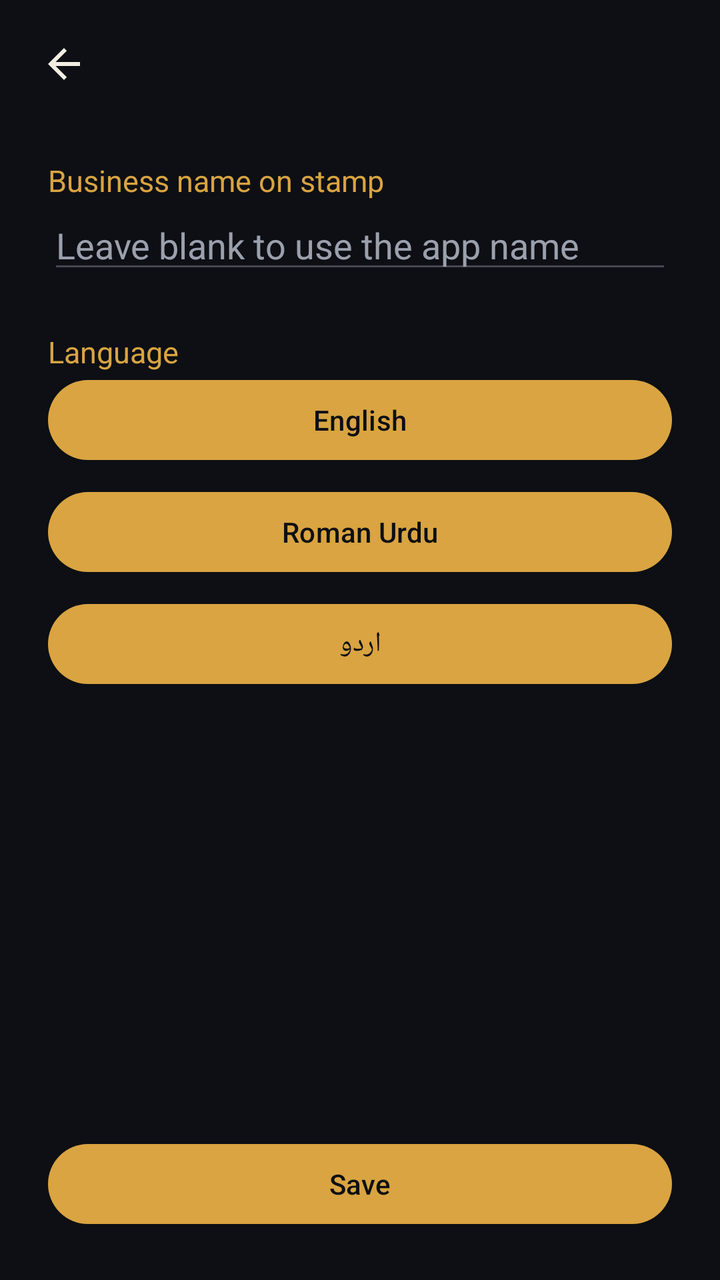
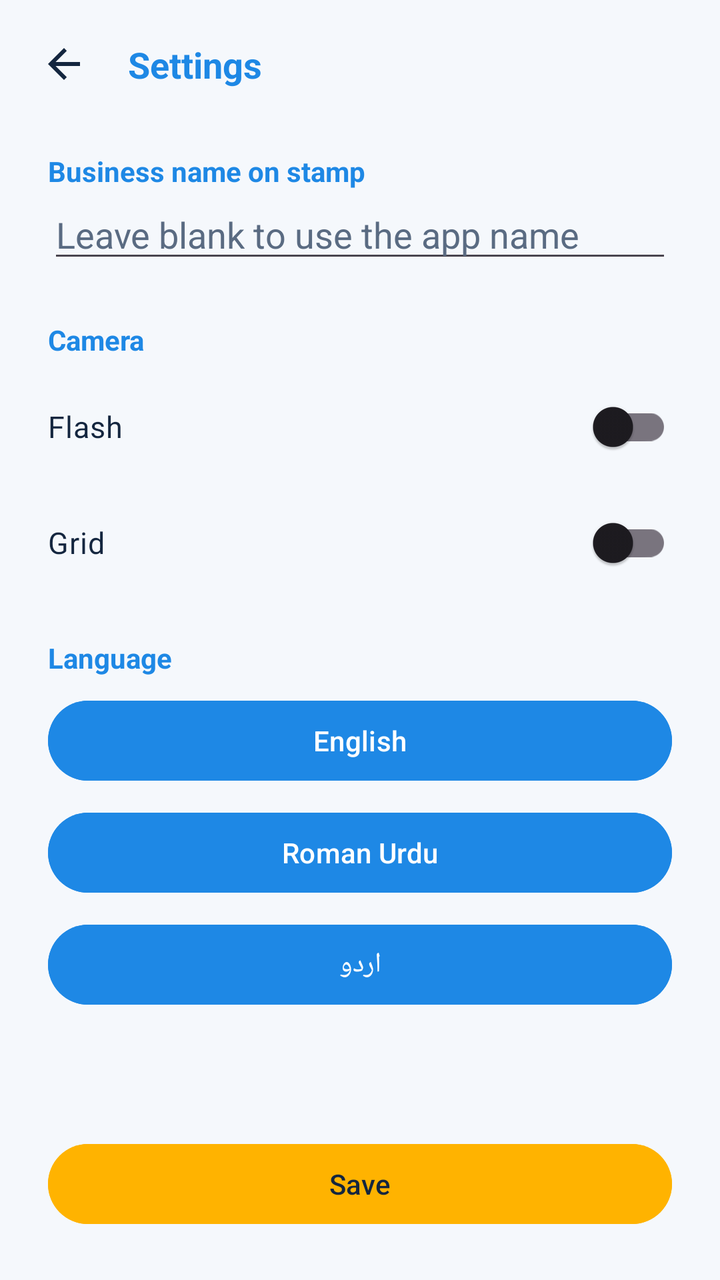

Compare the two renders of this Android layout. The source of the first and the diff that turns it into the second are given below.
<!-- AndroidManifest.xml: application theme Theme.RoshanCamera -->
<!-- res/layout/activity_settings.xml -->
<?xml version="1.0" encoding="utf-8"?>
<androidx.constraintlayout.widget.ConstraintLayout
    xmlns:android="http://schemas.android.com/apk/res/android"
    xmlns:app="http://schemas.android.com/apk/res-auto"
    android:layout_width="match_parent"
    android:layout_height="match_parent"
    android:background="@color/brand_ink">

    <ImageButton
        android:id="@+id/back"
        android:layout_width="48dp"
        android:layout_height="48dp"
        android:layout_margin="8dp"
        android:background="?attr/selectableItemBackgroundBorderless"
        android:contentDescription="@string/back"
        android:src="@drawable/ic_back"
        app:layout_constraintStart_toStartOf="parent"
        app:layout_constraintTop_toTopOf="parent"
        app:tint="@color/on_ink" />

    <TextView
        android:id="@+id/businessLabel"
        android:layout_width="0dp"
        android:layout_height="wrap_content"
        android:layout_margin="24dp"
        android:text="@string/settings_business_name"
        android:textColor="@color/brand_gold"
        android:textSize="15sp"
        app:layout_constraintEnd_toEndOf="parent"
        app:layout_constraintStart_toStartOf="parent"
        app:layout_constraintTop_toBottomOf="@id/back" />

    <EditText
        android:id="@+id/businessName"
        android:layout_width="0dp"
        android:layout_height="wrap_content"
        android:layout_marginHorizontal="24dp"
        android:autofillHints="organization"
        android:hint="@string/settings_business_hint"
        android:inputType="textCapWords"
        android:textColor="@color/on_ink"
        android:textColorHint="@color/on_ink_muted"
        app:layout_constraintEnd_toEndOf="parent"
        app:layout_constraintStart_toStartOf="parent"
        app:layout_constraintTop_toBottomOf="@id/businessLabel" />

    <TextView
        android:id="@+id/languageLabel"
        android:layout_width="0dp"
        android:layout_height="wrap_content"
        android:layout_margin="24dp"
        android:text="@string/settings_language"
        android:textColor="@color/brand_gold"
        android:textSize="15sp"
        app:layout_constraintEnd_toEndOf="parent"
        app:layout_constraintStart_toStartOf="parent"
        app:layout_constraintTop_toBottomOf="@id/businessName" />

    <Button
        android:id="@+id/languageEnglish"
        android:layout_width="0dp"
        android:layout_height="wrap_content"
        android:layout_marginHorizontal="24dp"
        android:text="@string/language_english"
        app:layout_constraintEnd_toEndOf="parent"
        app:layout_constraintStart_toStartOf="parent"
        app:layout_constraintTop_toBottomOf="@id/languageLabel" />

    <Button
        android:id="@+id/languageRomanUrdu"
        android:layout_width="0dp"
        android:layout_height="wrap_content"
        android:layout_marginHorizontal="24dp"
        android:layout_marginTop="8dp"
        android:text="@string/language_roman_urdu"
        app:layout_constraintEnd_toEndOf="parent"
        app:layout_constraintStart_toStartOf="parent"
        app:layout_constraintTop_toBottomOf="@id/languageEnglish" />

    <Button
        android:id="@+id/languageUrdu"
        android:layout_width="0dp"
        android:layout_height="wrap_content"
        android:layout_marginHorizontal="24dp"
        android:layout_marginTop="8dp"
        android:text="@string/language_urdu"
        app:layout_constraintEnd_toEndOf="parent"
        app:layout_constraintStart_toStartOf="parent"
        app:layout_constraintTop_toBottomOf="@id/languageRomanUrdu" />

    <Button
        android:id="@+id/save"
        android:layout_width="0dp"
        android:layout_height="wrap_content"
        android:layout_margin="24dp"
        android:text="@string/save"
        app:layout_constraintBottom_toBottomOf="parent"
        app:layout_constraintEnd_toEndOf="parent"
        app:layout_constraintStart_toStartOf="parent" />

</androidx.constraintlayout.widget.ConstraintLayout>
<!-- resources referenced by this layout -->
<resources>
  <color name="brand_gold">#D9A441</color>
  <color name="brand_ink">#0D0F14</color>
  <color name="on_ink">#F2EDE4</color>
  <color name="on_ink_muted">#9AA0AC</color>
  <!-- drawable ic_back (drawable) -->
  <vector xmlns:android="http://schemas.android.com/apk/res/android"
      android:width="24dp" android:height="24dp"
      android:viewportWidth="24" android:viewportHeight="24"
      android:autoMirrored="true">
      <path android:fillColor="@android:color/white"
          android:pathData="M20,11H7.8l5.6,-5.6L12,4l-8,8 8,8 1.4,-1.4L7.8,13H20v-2Z" />
  </vector>
  <string name="back">Back</string>
  <string name="language_english" translatable="false">English</string>
  <string name="language_roman_urdu" translatable="false">Roman Urdu</string>
  <string name="language_urdu" translatable="false">اردو</string>
  <string name="save">Save</string>
  <string name="settings_business_hint">Leave blank to use the app name</string>
  <string name="settings_business_name">Business name on stamp</string>
  <string name="settings_language">Language</string>
  <style name="Theme.RoshanCamera" parent="Theme.Material3.DayNight.NoActionBar">
          <item name="colorPrimary">@color/brand_gold</item>
          <item name="colorOnPrimary">@color/brand_ink</item>
          <item name="colorSecondary">@color/brand_gold_dark</item>
          
          <item name="android:statusBarColor">@color/brand_ink</item>
          <item name="android:navigationBarColor">@color/brand_ink</item>
      </style>
  <color name="brand_gold_dark">#A87A2B</color>
</resources>

<!-- the commit's change to res/layout/activity_settings.xml (unified diff, before → after) -->
@@ -4,7 +4,7 @@
     xmlns:app="http://schemas.android.com/apk/res-auto"
     android:layout_width="match_parent"
     android:layout_height="match_parent"
-    android:background="@color/brand_ink">
+    android:background="@color/screen_bg">
 
     <ImageButton
         android:id="@+id/back"
@@ -16,16 +16,31 @@
         android:src="@drawable/ic_back"
         app:layout_constraintStart_toStartOf="parent"
         app:layout_constraintTop_toTopOf="parent"
-        app:tint="@color/on_ink" />
+        app:tint="@color/ink_text" />
+
+    <TextView
+        android:id="@+id/screenTitle"
+        android:layout_width="wrap_content"
+        android:layout_height="wrap_content"
+        android:layout_marginStart="8dp"
+        android:text="@string/settings"
+        android:textColor="@color/primary_blue"
+        android:textSize="18sp"
+        android:textStyle="bold"
+        app:layout_constraintBottom_toBottomOf="@id/back"
+        app:layout_constraintStart_toEndOf="@id/back"
+        app:layout_constraintTop_toTopOf="@id/back" />
 
     <TextView
         android:id="@+id/businessLabel"
         android:layout_width="0dp"
         android:layout_height="wrap_content"
-        android:layout_margin="24dp"
+        android:layout_marginHorizontal="24dp"
+        android:layout_marginTop="20dp"
         android:text="@string/settings_business_name"
-        android:textColor="@color/brand_gold"
-        android:textSize="15sp"
+        android:textColor="@color/primary_blue"
+        android:textSize="14sp"
+        android:textStyle="bold"
         app:layout_constraintEnd_toEndOf="parent"
         app:layout_constraintStart_toStartOf="parent"
         app:layout_constraintTop_toBottomOf="@id/back" />
@@ -38,30 +53,75 @@
         android:autofillHints="organization"
         android:hint="@string/settings_business_hint"
         android:inputType="textCapWords"
-        android:textColor="@color/on_ink"
-        android:textColorHint="@color/on_ink_muted"
+        android:textColor="@color/ink_text"
+        android:textColorHint="@color/ink_muted"
         app:layout_constraintEnd_toEndOf="parent"
         app:layout_constraintStart_toStartOf="parent"
         app:layout_constraintTop_toBottomOf="@id/businessLabel" />
 
     <TextView
+        android:id="@+id/cameraLabel"
+        android:layout_width="0dp"
+        android:layout_height="wrap_content"
+        android:layout_marginHorizontal="24dp"
+        android:layout_marginTop="24dp"
+        android:text="@string/settings_camera"
+        android:textColor="@color/primary_blue"
+        android:textSize="14sp"
+        android:textStyle="bold"
+        app:layout_constraintEnd_toEndOf="parent"
+        app:layout_constraintStart_toStartOf="parent"
+        app:layout_constraintTop_toBottomOf="@id/businessName" />
+
+    <androidx.appcompat.widget.SwitchCompat
+        android:id="@+id/flashSwitch"
+        android:layout_width="0dp"
+        android:layout_height="wrap_content"
+        android:layout_marginHorizontal="24dp"
+        android:layout_marginTop="10dp"
+        android:text="@string/flash"
+        android:textColor="@color/ink_text"
+        android:textSize="15sp"
+        app:layout_constraintEnd_toEndOf="parent"
+        app:layout_constraintStart_toStartOf="parent"
+        app:layout_constraintTop_toBottomOf="@id/cameraLabel" />
+
+    <androidx.appcompat.widget.SwitchCompat
+        android:id="@+id/gridSwitch"
+        android:layout_width="0dp"
+        android:layout_height="wrap_content"
+        android:layout_marginHorizontal="24dp"
+        android:layout_marginTop="10dp"
+        android:text="@string/grid"
+        android:textColor="@color/ink_text"
+        android:textSize="15sp"
+        app:layout_constraintEnd_toEndOf="parent"
+        app:layout_constraintStart_toStartOf="parent"
+        app:layout_constraintTop_toBottomOf="@id/flashSwitch" />
+
+    <TextView
         android:id="@+id/languageLabel"
         android:layout_width="0dp"
         android:layout_height="wrap_content"
-        android:layout_margin="24dp"
+        android:layout_marginHorizontal="24dp"
+        android:layout_marginTop="24dp"
         android:text="@string/settings_language"
-        android:textColor="@color/brand_gold"
-        android:textSize="15sp"
+        android:textColor="@color/primary_blue"
+        android:textSize="14sp"
+        android:textStyle="bold"
         app:layout_constraintEnd_toEndOf="parent"
         app:layout_constraintStart_toStartOf="parent"
-        app:layout_constraintTop_toBottomOf="@id/businessName" />
+        app:layout_constraintTop_toBottomOf="@id/gridSwitch" />
 
     <Button
         android:id="@+id/languageEnglish"
         android:layout_width="0dp"
         android:layout_height="wrap_content"
         android:layout_marginHorizontal="24dp"
+        android:layout_marginTop="8dp"
+        android:backgroundTint="@color/primary_blue"
         android:text="@string/language_english"
+        android:textColor="@android:color/white"
         app:layout_constraintEnd_toEndOf="parent"
         app:layout_constraintStart_toStartOf="parent"
         app:layout_constraintTop_toBottomOf="@id/languageLabel" />
@@ -72,7 +132,9 @@
         android:layout_height="wrap_content"
         android:layout_marginHorizontal="24dp"
         android:layout_marginTop="8dp"
+        android:backgroundTint="@color/primary_blue"
         android:text="@string/language_roman_urdu"
+        android:textColor="@android:color/white"
         app:layout_constraintEnd_toEndOf="parent"
         app:layout_constraintStart_toStartOf="parent"
         app:layout_constraintTop_toBottomOf="@id/languageEnglish" />
@@ -83,7 +145,9 @@
         android:layout_height="wrap_content"
         android:layout_marginHorizontal="24dp"
         android:layout_marginTop="8dp"
+        android:backgroundTint="@color/primary_blue"
         android:text="@string/language_urdu"
+        android:textColor="@android:color/white"
         app:layout_constraintEnd_toEndOf="parent"
         app:layout_constraintStart_toStartOf="parent"
         app:layout_constraintTop_toBottomOf="@id/languageRomanUrdu" />
@@ -93,7 +157,9 @@
         android:layout_width="0dp"
         android:layout_height="wrap_content"
         android:layout_margin="24dp"
+        android:backgroundTint="@color/accent_amber"
         android:text="@string/save"
+        android:textColor="@color/ink_text"
         app:layout_constraintBottom_toBottomOf="parent"
         app:layout_constraintEnd_toEndOf="parent"
         app:layout_constraintStart_toStartOf="parent" />
<!-- resource entries referenced after the edit -->
@@ -1,9 +1,10 @@
 <!-- resources referenced by this layout -->
 <resources>
-  <color name="brand_gold">#D9A441</color>
-  <color name="brand_ink">#0D0F14</color>
-  <color name="on_ink">#F2EDE4</color>
-  <color name="on_ink_muted">#9AA0AC</color>
+  <color name="accent_amber">#FFB300</color>
+  <color name="ink_muted">#5A6B82</color>
+  <color name="ink_text">#14263F</color>
+  <color name="primary_blue">#1E88E5</color>
+  <color name="screen_bg">#F5F8FC</color>
   <!-- drawable ic_back (drawable) -->
   <vector xmlns:android="http://schemas.android.com/apk/res/android"
       android:width="24dp" android:height="24dp"
@@ -13,21 +14,25 @@
           android:pathData="M20,11H7.8l5.6,-5.6L12,4l-8,8 8,8 1.4,-1.4L7.8,13H20v-2Z" />
   </vector>
   <string name="back">Back</string>
+  <string name="flash">Flash</string>
+  <string name="grid">Grid</string>
   <string name="language_english" translatable="false">English</string>
   <string name="language_roman_urdu" translatable="false">Roman Urdu</string>
   <string name="language_urdu" translatable="false">اردو</string>
   <string name="save">Save</string>
+  <string name="settings">Settings</string>
   <string name="settings_business_hint">Leave blank to use the app name</string>
   <string name="settings_business_name">Business name on stamp</string>
+  <string name="settings_camera">Camera</string>
   <string name="settings_language">Language</string>
   <style name="Theme.RoshanCamera" parent="Theme.Material3.DayNight.NoActionBar">
-          <item name="colorPrimary">@color/brand_gold</item>
-          <item name="colorOnPrimary">@color/brand_ink</item>
-          <item name="colorSecondary">@color/brand_gold_dark</item>
+          <item name="colorPrimary">@color/primary_blue</item>
+          <item name="colorOnPrimary">@android:color/white</item>
+          <item name="colorSecondary">@color/accent_amber</item>
           
-          <item name="android:statusBarColor">@color/brand_ink</item>
-          <item name="android:navigationBarColor">@color/brand_ink</item>
+          <item name="android:statusBarColor">@color/viewfinder_bg</item>
+          <item name="android:navigationBarColor">@color/viewfinder_bg</item>
       </style>
-  <color name="brand_gold_dark">#A87A2B</color>
+  <color name="viewfinder_bg">#0B1526</color>
 </resources>
 
